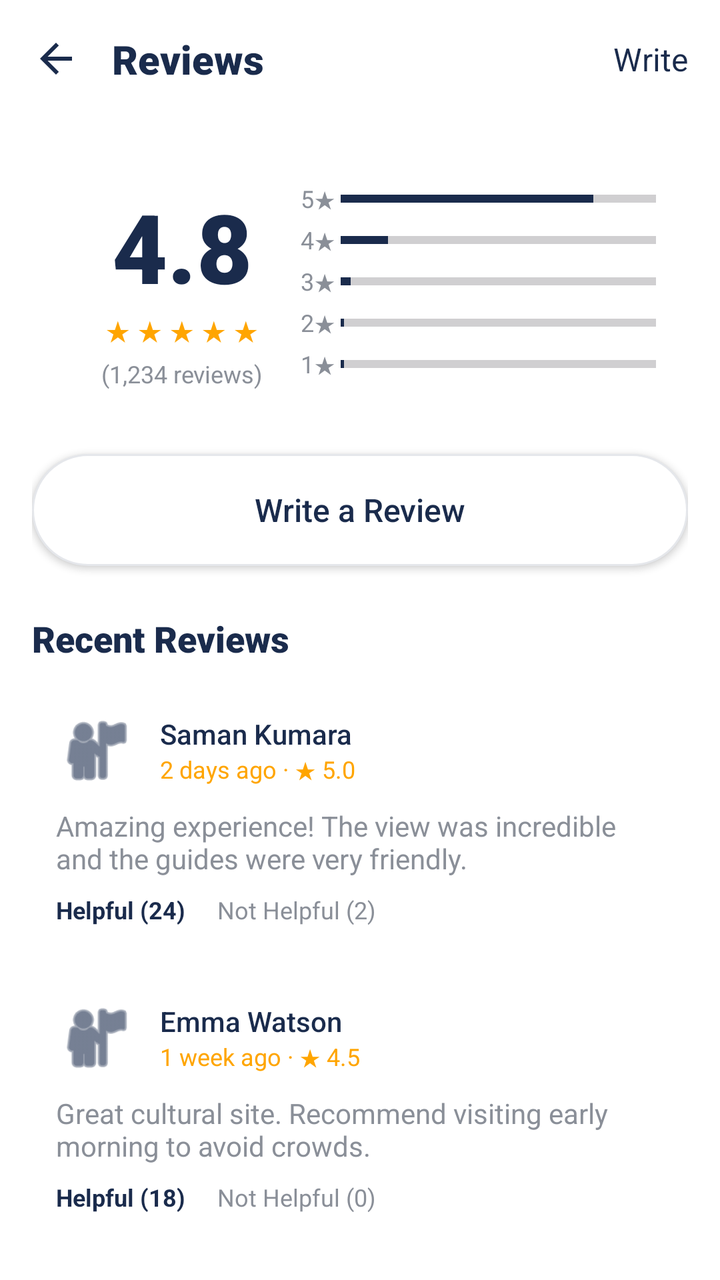
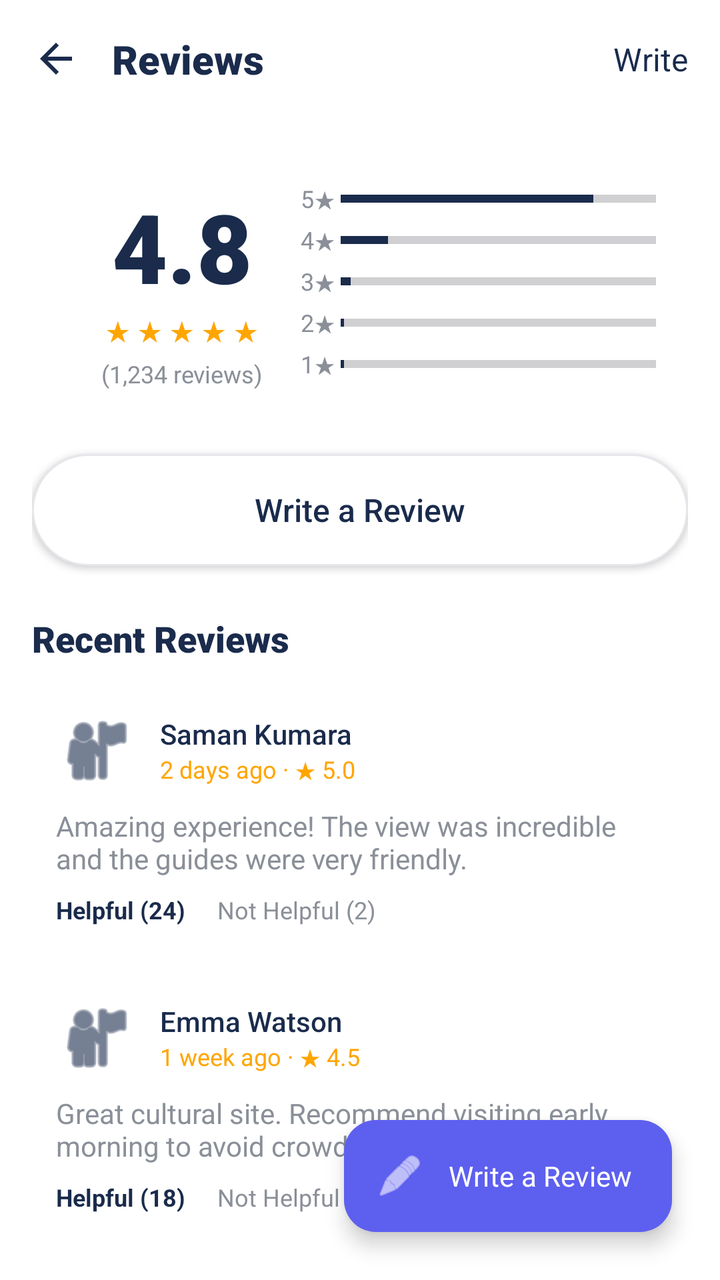

An Android layout rendered at two revisions. The XML below is the earlier revision; the diff shows what the commit changed to produce the second picture.
<!-- AndroidManifest.xml: application theme Theme.LankaGo -->
<!-- res/layout/reviews.xml -->
<?xml version="1.0" encoding="utf-8"?>
<androidx.constraintlayout.widget.ConstraintLayout
    xmlns:android="http://schemas.android.com/apk/res/android"
    xmlns:app="http://schemas.android.com/apk/res-auto"
    xmlns:tools="http://schemas.android.com/tools"
    android:layout_width="match_parent"
    android:layout_height="match_parent"
    android:background="#FFFFFF"
    tools:context=".ReviewsActivity">

    
    <LinearLayout
        android:id="@+id/top_bar"
        android:layout_width="match_parent"
        android:layout_height="wrap_content"
        android:gravity="center_vertical"
        android:orientation="horizontal"
        android:padding="16dp"
        app:layout_constraintTop_toTopOf="parent">

        <ImageView
            android:id="@+id/btn_back"
            android:layout_width="24dp"
            android:layout_height="24dp"
            android:src="@drawable/ic_arrow_back"
            app:tint="#1A2B4C"
            android:contentDescription="Back" />

        <TextView
            android:layout_width="0dp"
            android:layout_height="wrap_content"
            android:layout_weight="1"
            android:layout_marginStart="16dp"
            android:fontFamily="sans-serif-black"
            android:text="Reviews"
            android:textColor="#1A2B4C"
            android:textSize="20sp" />

        <TextView
            android:id="@+id/btn_write_top"
            android:layout_width="wrap_content"
            android:layout_height="wrap_content"
            android:fontFamily="sans-serif-bold"
            android:text="Write"
            android:textColor="#1A2B4C"
            android:textSize="16sp" />
    </LinearLayout>

    
    <androidx.core.widget.NestedScrollView
        android:layout_width="0dp"
        android:layout_height="0dp"
        android:scrollbars="none"
        app:layout_constraintBottom_toBottomOf="parent"
        app:layout_constraintEnd_toEndOf="parent"
        app:layout_constraintStart_toStartOf="parent"
        app:layout_constraintTop_toBottomOf="@id/top_bar">

        <LinearLayout
            android:layout_width="match_parent"
            android:layout_height="wrap_content"
            android:orientation="vertical"
            android:padding="16dp">

            
            <androidx.cardview.widget.CardView
                android:layout_width="match_parent"
                android:layout_height="wrap_content"
                app:cardCornerRadius="16dp"
                app:cardElevation="0dp"
                app:strokeColor="#E5E7EB"
                app:strokeWidth="1dp">

                <LinearLayout
                    android:layout_width="match_parent"
                    android:layout_height="wrap_content"
                    android:orientation="horizontal"
                    android:padding="16dp"
                    android:weightSum="2">

                    
                    <LinearLayout
                        android:layout_width="0dp"
                        android:layout_height="wrap_content"
                        android:layout_weight="0.8"
                        android:gravity="center"
                        android:orientation="vertical">

                        <TextView
                            android:layout_width="wrap_content"
                            android:layout_height="wrap_content"
                            android:fontFamily="sans-serif-black"
                            android:text="4.8"
                            android:textColor="#1A2B4C"
                            android:textSize="48sp" />

                        <TextView
                            android:layout_width="wrap_content"
                            android:layout_height="wrap_content"
                            android:text="★ ★ ★ ★ ★"
                            android:textColor="#FFA500"
                            android:textSize="14sp" />

                        <TextView
                            android:layout_width="wrap_content"
                            android:layout_height="wrap_content"
                            android:layout_marginTop="4dp"
                            android:text="(1,234 reviews)"
                            android:textColor="#8A8F98"
                            android:textSize="12sp" />
                    </LinearLayout>

                    
                    <LinearLayout
                        android:layout_width="0dp"
                        android:layout_height="wrap_content"
                        android:layout_weight="1.2"
                        android:orientation="vertical">

                        
                        <LinearLayout
                            android:layout_width="match_parent"
                            android:layout_height="wrap_content"
                            android:gravity="center_vertical"
                            android:orientation="horizontal">
                            <TextView
                                android:layout_width="20dp"
                                android:layout_height="wrap_content"
                                android:text="5★"
                                android:textColor="#8A8F98"
                                android:textSize="12sp" />
                            <ProgressBar
                                style="?android:attr/progressBarStyleHorizontal"
                                android:layout_width="match_parent"
                                android:layout_height="8dp"
                                android:progress="80"
                                android:progressTint="#1A2B4C" />
                        </LinearLayout>

                        
                        <LinearLayout
                            android:layout_width="match_parent"
                            android:layout_height="wrap_content"
                            android:layout_marginTop="4dp"
                            android:gravity="center_vertical"
                            android:orientation="horizontal">
                            <TextView
                                android:layout_width="20dp"
                                android:layout_height="wrap_content"
                                android:text="4★"
                                android:textColor="#8A8F98"
                                android:textSize="12sp" />
                            <ProgressBar
                                style="?android:attr/progressBarStyleHorizontal"
                                android:layout_width="match_parent"
                                android:layout_height="8dp"
                                android:progress="15"
                                android:progressTint="#1A2B4C" />
                        </LinearLayout>

                        
                        <LinearLayout
                            android:layout_width="match_parent"
                            android:layout_height="wrap_content"
                            android:layout_marginTop="4dp"
                            android:gravity="center_vertical"
                            android:orientation="horizontal">
                            <TextView
                                android:layout_width="20dp"
                                android:layout_height="wrap_content"
                                android:text="3★"
                                android:textColor="#8A8F98"
                                android:textSize="12sp" />
                            <ProgressBar
                                style="?android:attr/progressBarStyleHorizontal"
                                android:layout_width="match_parent"
                                android:layout_height="8dp"
                                android:progress="3"
                                android:progressTint="#1A2B4C" />
                        </LinearLayout>

                        
                        <LinearLayout
                            android:layout_width="match_parent"
                            android:layout_height="wrap_content"
                            android:layout_marginTop="4dp"
                            android:gravity="center_vertical"
                            android:orientation="horizontal">
                            <TextView
                                android:layout_width="20dp"
                                android:layout_height="wrap_content"
                                android:text="2★"
                                android:textColor="#8A8F98"
                                android:textSize="12sp" />
                            <ProgressBar
                                style="?android:attr/progressBarStyleHorizontal"
                                android:layout_width="match_parent"
                                android:layout_height="8dp"
                                android:progress="1"
                                android:progressTint="#1A2B4C" />
                        </LinearLayout>

                        
                        <LinearLayout
                            android:layout_width="match_parent"
                            android:layout_height="wrap_content"
                            android:layout_marginTop="4dp"
                            android:gravity="center_vertical"
                            android:orientation="horizontal">
                            <TextView
                                android:layout_width="20dp"
                                android:layout_height="wrap_content"
                                android:text="1★"
                                android:textColor="#8A8F98"
                                android:textSize="12sp" />
                            <ProgressBar
                                style="?android:attr/progressBarStyleHorizontal"
                                android:layout_width="match_parent"
                                android:layout_height="8dp"
                                android:progress="1"
                                android:progressTint="#1A2B4C" />
                        </LinearLayout>

                    </LinearLayout>
                </LinearLayout>
            </androidx.cardview.widget.CardView>

            
            <androidx.appcompat.widget.AppCompatButton
                android:id="@+id/btn_write_review"
                android:layout_width="match_parent"
                android:layout_height="56dp"
                android:layout_marginTop="16dp"
                android:background="@drawable/chip_inactive"
                android:fontFamily="sans-serif-medium"
                android:text="Write a Review"
                android:textAllCaps="false"
                android:textColor="#1A2B4C"
                android:textSize="16sp" />

            
            <TextView
                android:layout_width="wrap_content"
                android:layout_height="wrap_content"
                android:layout_marginTop="24dp"
                android:fontFamily="sans-serif-black"
                android:text="Recent Reviews"
                android:textColor="#1A2B4C"
                android:textSize="18sp" />

            
            <androidx.cardview.widget.CardView
                android:layout_width="match_parent"
                android:layout_height="wrap_content"
                android:layout_marginTop="12dp"
                app:cardCornerRadius="16dp"
                app:cardElevation="0dp"
                app:strokeColor="#E5E7EB"
                app:strokeWidth="1dp">
                <LinearLayout
                    android:layout_width="match_parent"
                    android:layout_height="wrap_content"
                    android:orientation="vertical"
                    android:padding="12dp">
                    <LinearLayout
                        android:layout_width="match_parent"
                        android:layout_height="wrap_content"
                        android:gravity="center_vertical"
                        android:orientation="horizontal">
                        <ImageView
                            android:layout_width="40dp"
                            android:layout_height="40dp"
                            android:background="@drawable/bg_white_circle"
                            android:src="@android:drawable/ic_menu_myplaces"
                            app:tint="#1A2B4C"
                            android:contentDescription="Avatar" />
                        <LinearLayout
                            android:layout_width="0dp"
                            android:layout_height="wrap_content"
                            android:layout_weight="1"
                            android:layout_marginStart="12dp"
                            android:orientation="vertical">
                            <TextView
                                android:layout_width="wrap_content"
                                android:layout_height="wrap_content"
                                android:fontFamily="sans-serif-medium"
                                android:text="Saman Kumara"
                                android:textColor="#1A2B4C"
                                android:textSize="14sp" />
                            <TextView
                                android:layout_width="wrap_content"
                                android:layout_height="wrap_content"
                                android:text="2 days ago · ★ 5.0"
                                android:textColor="#FFA500"
                                android:textSize="12sp" />
                        </LinearLayout>
                    </LinearLayout>
                    <TextView
                        android:layout_width="match_parent"
                        android:layout_height="wrap_content"
                        android:layout_marginTop="8dp"
                        android:text="Amazing experience! The view was incredible and the guides were very friendly."
                        android:textColor="#8A8F98"
                        android:textSize="14sp" />
                    <LinearLayout
                        android:layout_width="wrap_content"
                        android:layout_height="wrap_content"
                        android:layout_marginTop="8dp"
                        android:orientation="horizontal">
                        <TextView
                            android:layout_width="wrap_content"
                            android:layout_height="wrap_content"
                            android:layout_marginEnd="16dp"
                            android:text="Helpful (24)"
                            android:textColor="#1A2B4C"
                            android:textSize="12sp"
                            android:textStyle="bold" />
                        <TextView
                            android:layout_width="wrap_content"
                            android:layout_height="wrap_content"
                            android:text="Not Helpful (2)"
                            android:textColor="#8A8F98"
                            android:textSize="12sp" />
                    </LinearLayout>
                </LinearLayout>
            </androidx.cardview.widget.CardView>

            
            <androidx.cardview.widget.CardView
                android:layout_width="match_parent"
                android:layout_height="wrap_content"
                android:layout_marginTop="12dp"
                app:cardCornerRadius="16dp"
                app:cardElevation="0dp"
                app:strokeColor="#E5E7EB"
                app:strokeWidth="1dp">
                <LinearLayout
                    android:layout_width="match_parent"
                    android:layout_height="wrap_content"
                    android:orientation="vertical"
                    android:padding="12dp">
                    <LinearLayout
                        android:layout_width="match_parent"
                        android:layout_height="wrap_content"
                        android:gravity="center_vertical"
                        android:orientation="horizontal">
                        <ImageView
                            android:layout_width="40dp"
                            android:layout_height="40dp"
                            android:background="@drawable/bg_white_circle"
                            android:src="@android:drawable/ic_menu_myplaces"
                            app:tint="#1A2B4C"
                            android:contentDescription="Avatar" />
                        <LinearLayout
                            android:layout_width="0dp"
                            android:layout_height="wrap_content"
                            android:layout_weight="1"
                            android:layout_marginStart="12dp"
                            android:orientation="vertical">
                            <TextView
                                android:layout_width="wrap_content"
                                android:layout_height="wrap_content"
                                android:fontFamily="sans-serif-medium"
                                android:text="Emma Watson"
                                android:textColor="#1A2B4C"
                                android:textSize="14sp" />
                            <TextView
                                android:layout_width="wrap_content"
                                android:layout_height="wrap_content"
                                android:text="1 week ago · ★ 4.5"
                                android:textColor="#FFA500"
                                android:textSize="12sp" />
                        </LinearLayout>
                    </LinearLayout>
                    <TextView
                        android:layout_width="match_parent"
                        android:layout_height="wrap_content"
                        android:layout_marginTop="8dp"
                        android:text="Great cultural site. Recommend visiting early morning to avoid crowds."
                        android:textColor="#8A8F98"
                        android:textSize="14sp" />
                    <LinearLayout
                        android:layout_width="wrap_content"
                        android:layout_height="wrap_content"
                        android:layout_marginTop="8dp"
                        android:orientation="horizontal">
                        <TextView
                            android:layout_width="wrap_content"
                            android:layout_height="wrap_content"
                            android:layout_marginEnd="16dp"
                            android:text="Helpful (18)"
                            android:textColor="#1A2B4C"
                            android:textSize="12sp"
                            android:textStyle="bold" />
                        <TextView
                            android:layout_width="wrap_content"
                            android:layout_height="wrap_content"
                            android:text="Not Helpful (0)"
                            android:textColor="#8A8F98"
                            android:textSize="12sp" />
                    </LinearLayout>
                </LinearLayout>
            </androidx.cardview.widget.CardView>

            
            <androidx.cardview.widget.CardView
                android:layout_width="match_parent"
                android:layout_height="wrap_content"
                android:layout_marginTop="12dp"
                app:cardCornerRadius="16dp"
                app:cardElevation="0dp"
                app:strokeColor="#E5E7EB"
                app:strokeWidth="1dp">
                <LinearLayout
                    android:layout_width="match_parent"
                    android:layout_height="wrap_content"
                    android:orientation="vertical"
                    android:padding="12dp">
                    <LinearLayout
                        android:layout_width="match_parent"
                        android:layout_height="wrap_content"
                        android:gravity="center_vertical"
                        android:orientation="horizontal">
                        <ImageView
                            android:layout_width="40dp"
                            android:layout_height="40dp"
                            android:background="@drawable/bg_white_circle"
                            android:src="@android:drawable/ic_menu_myplaces"
                            app:tint="#1A2B4C"
                            android:contentDescription="Avatar" />
                        <LinearLayout
                            android:layout_width="0dp"
                            android:layout_height="wrap_content"
                            android:layout_weight="1"
                            android:layout_marginStart="12dp"
                            android:orientation="vertical">
                            <TextView
                                android:layout_width="wrap_content"
                                android:layout_height="wrap_content"
                                android:fontFamily="sans-serif-medium"
                                android:text="David Miller"
                                android:textColor="#1A2B4C"
                                android:textSize="14sp" />
                            <TextView
                                android:layout_width="wrap_content"
                                android:layout_height="wrap_content"
                                android:text="2 weeks ago · ★ 5.0"
                                android:textColor="#FFA500"
                                android:textSize="12sp" />
                        </LinearLayout>
                    </LinearLayout>
                    <TextView
                        android:layout_width="match_parent"
                        android:layout_height="wrap_content"
                        android:layout_marginTop="8dp"
                        android:text="Unforgettable hike and beautiful surroundings."
                        android:textColor="#8A8F98"
                        android:textSize="14sp" />
                    <LinearLayout
                        android:layout_width="wrap_content"
                        android:layout_height="wrap_content"
                        android:layout_marginTop="8dp"
                        android:orientation="horizontal">
                        <TextView
                            android:layout_width="wrap_content"
                            android:layout_height="wrap_content"
                            android:layout_marginEnd="16dp"
                            android:text="Helpful (12)"
                            android:textColor="#1A2B4C"
                            android:textSize="12sp"
                            android:textStyle="bold" />
                        <TextView
                            android:layout_width="wrap_content"
                            android:layout_height="wrap_content"
                            android:text="Not Helpful (1)"
                            android:textColor="#8A8F98"
                            android:textSize="12sp" />
                    </LinearLayout>
                </LinearLayout>
            </androidx.cardview.widget.CardView>

            
            <androidx.cardview.widget.CardView
                android:layout_width="match_parent"
                android:layout_height="wrap_content"
                android:layout_marginTop="12dp"
                app:cardCornerRadius="16dp"
                app:cardElevation="0dp"
                app:strokeColor="#E5E7EB"
                app:strokeWidth="1dp">
                <LinearLayout
                    android:layout_width="match_parent"
                    android:layout_height="wrap_content"
                    android:orientation="vertical"
                    android:padding="12dp">
                    <LinearLayout
                        android:layout_width="match_parent"
                        android:layout_height="wrap_content"
                        android:gravity="center_vertical"
                        android:orientation="horizontal">
                        <ImageView
                            android:layout_width="40dp"
                            android:layout_height="40dp"
                            android:background="@drawable/bg_white_circle"
                            android:src="@android:drawable/ic_menu_myplaces"
                            app:tint="#1A2B4C"
                            android:contentDescription="Avatar" />
                        <LinearLayout
                            android:layout_width="0dp"
                            android:layout_height="wrap_content"
                            android:layout_weight="1"
                            android:layout_marginStart="12dp"
                            android:orientation="vertical">
                            <TextView
                                android:layout_width="wrap_content"
                                android:layout_height="wrap_content"
                                android:fontFamily="sans-serif-medium"
                                android:text="Chathuri De Silva"
                                android:textColor="#1A2B4C"
                                android:textSize="14sp" />
                            <TextView
                                android:layout_width="wrap_content"
                                android:layout_height="wrap_content"
                                android:text="3 weeks ago · ★ 4.0"
                                android:textColor="#FFA500"
                                android:textSize="12sp" />
                        </LinearLayout>
                    </LinearLayout>
                    <TextView
                        android:layout_width="match_parent"
                        android:layout_height="wrap_content"
                        android:layout_marginTop="8dp"
                        android:text="Very nice place. Bringing a hat and water bottle is recommended."
                        android:textColor="#8A8F98"
                        android:textSize="14sp" />
                    <LinearLayout
                        android:layout_width="wrap_content"
                        android:layout_height="wrap_content"
                        android:layout_marginTop="8dp"
                        android:orientation="horizontal">
                        <TextView
                            android:layout_width="wrap_content"
                            android:layout_height="wrap_content"
                            android:layout_marginEnd="16dp"
                            android:text="Helpful (9)"
                            android:textColor="#1A2B4C"
                            android:textSize="12sp"
                            android:textStyle="bold" />
                        <TextView
                            android:layout_width="wrap_content"
                            android:layout_height="wrap_content"
                            android:text="Not Helpful (0)"
                            android:textColor="#8A8F98"
                            android:textSize="12sp" />
                    </LinearLayout>
                </LinearLayout>
            </androidx.cardview.widget.CardView>

        </LinearLayout>
    </androidx.core.widget.NestedScrollView>

</androidx.constraintlayout.widget.ConstraintLayout>
<!-- resources referenced by this layout -->
<resources>
  <!-- drawable bg_white_circle (drawable) -->
  <?xml version="1.0" encoding="utf-8"?>
  <shape xmlns:android="http://schemas.android.com/apk/res/android"
      android:shape="oval">
      <solid android:color="#FFFFFF"/>
  </shape>
  <!-- drawable chip_inactive (drawable) -->
  <?xml version="1.0" encoding="utf-8"?>
  <shape xmlns:android="http://schemas.android.com/apk/res/android" android:shape="rectangle">
      <solid android:color="#FFFFFF"/>
      <corners android:radius="30dp"/>
      <stroke android:width="1dp" android:color="#E5E7EB"/>
  </shape>
  <!-- drawable ic_arrow_back (drawable) -->
  <vector xmlns:android="http://schemas.android.com/apk/res/android"
      android:width="24dp"
      android:height="24dp"
      android:viewportWidth="24.0"
      android:viewportHeight="24.0">
      <path
          android:fillColor="#1A2B4C"
          android:pathData="M20,11H7.83l5.59-5.59L12,4l-8,8 8,8 1.41-1.41L7.83,13H20v-2z"/>
  </vector>
  <style name="Theme.LankaGo" parent="Base.Theme.LankaGo" />
  <style name="Base.Theme.LankaGo" parent="Theme.Material3.DayNight.NoActionBar">
          
          
      </style>
</resources>

<!-- the commit's change to res/layout/reviews.xml (unified diff, before → after) -->
@@ -57,6 +57,7 @@
         app:layout_constraintTop_toBottomOf="@id/top_bar">
 
         <LinearLayout
+            android:id="@+id/layout_reviews_container"
             android:layout_width="match_parent"
             android:layout_height="wrap_content"
             android:orientation="vertical"
@@ -559,4 +560,18 @@
         </LinearLayout>
     </androidx.core.widget.NestedScrollView>
 
+    <com.google.android.material.floatingactionbutton.ExtendedFloatingActionButton
+        android:id="@+id/fab_add_review"
+        android:layout_width="wrap_content"
+        android:layout_height="wrap_content"
+        android:layout_margin="24dp"
+        android:text="Write a Review"
+        android:textColor="#FFFFFF"
+        android:fontFamily="sans-serif-bold"
+        app:icon="@android:drawable/ic_menu_edit"
+        app:iconTint="#FFFFFF"
+        app:backgroundTint="#5D5FEF"
+        app:layout_constraintBottom_toBottomOf="parent"
+        app:layout_constraintEnd_toEndOf="parent" />
+
 </androidx.constraintlayout.widget.ConstraintLayout>
